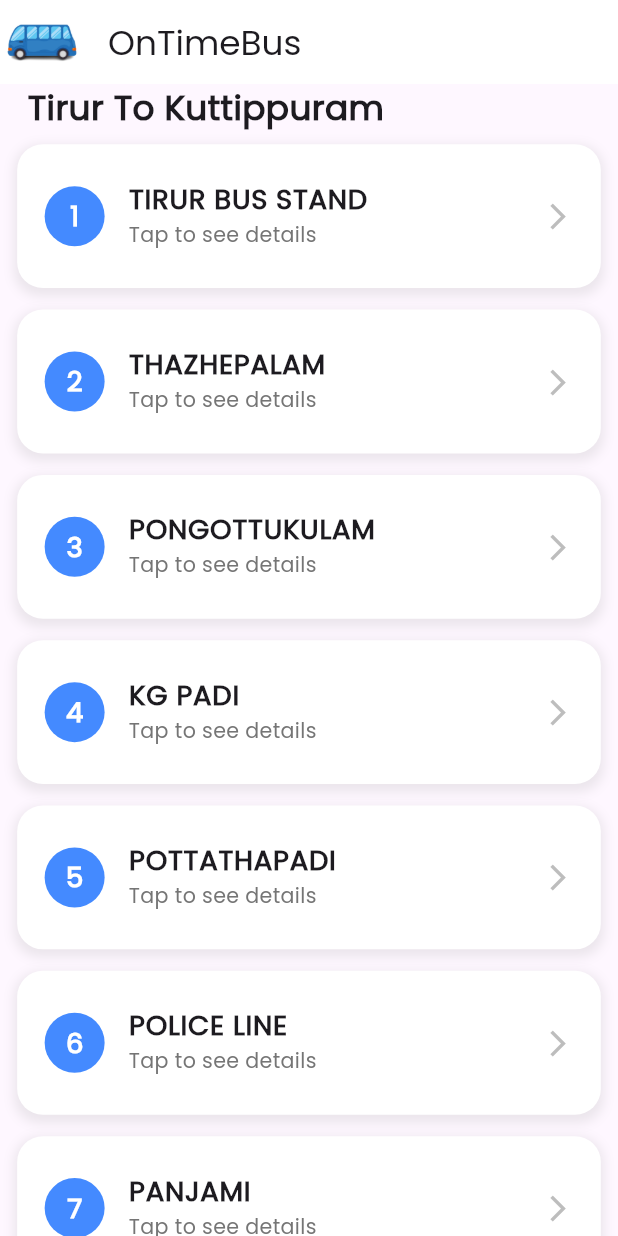
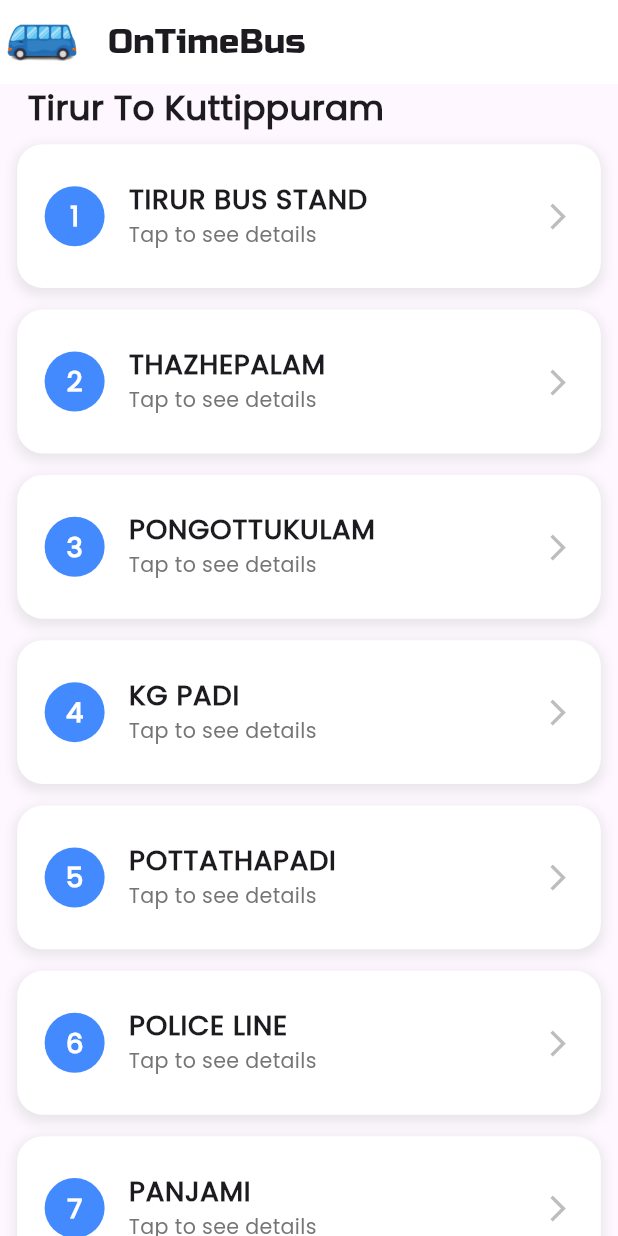
Before and after one commit to DUDU0123/OnTimeBus, a Flutter app: the screen it shows after launch, on a phone screen of 412 x 824 dp. Run offline on Flutter 3.47's test engine with Material 3 defaults, Android fonts, the phone set to English and light mode, and no system bars; our stand-ins replace flutter_screenutil, get.

Commit message:
given fontfamily appbar

```diff
--- a/lib/components/common_appbar.dart
+++ b/lib/components/common_appbar.dart
@@ -18,7 +18,7 @@
     ),
     title: Text(
       title ?? 'OnTimeBus',
-      style: commonTextStyle(fontSize: fontSize),
+      style: commonTextStyle(fontSize: fontSize, fontFamily: AppAssets.russoOne),
     ),
     centerTitle: false,
   );
```
